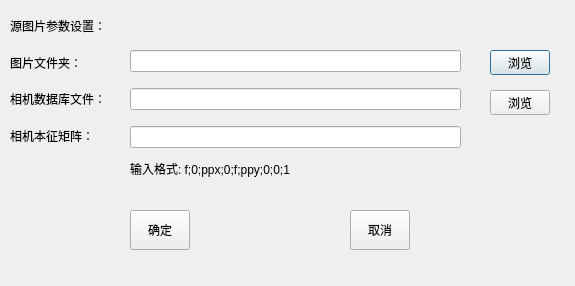
Before: the Qt Designer form dialog_addpictures.ui in zxczhai/OpenScan3D, drawn with Qt 5.
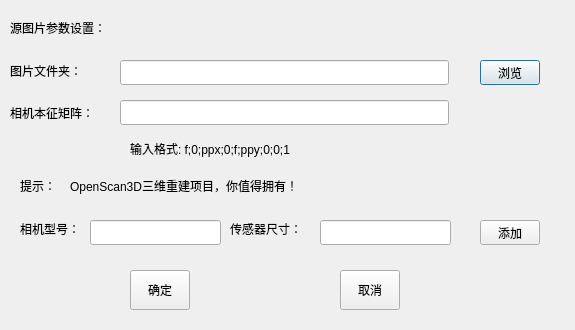
After: the same form once the commit is applied.

Commit message: Completed camera parameter addition, recognition and display functions, and fixed some bugs

```diff
--- a/dialog_addpictures.ui
+++ b/dialog_addpictures.ui
@@ -7,7 +7,7 @@
     <x>0</x>
     <y>0</y>
     <width>575</width>
-    <height>286</height>
+    <height>330</height>
    </rect>
   </property>
   <property name="windowTitle">
@@ -16,8 +16,8 @@
   <widget class="QPushButton" name="pushButton_browseInputDir">
    <property name="geometry">
     <rect>
-     <x>490</x>
-     <y>50</y>
+     <x>480</x>
+     <y>60</y>
      <width>60</width>
      <height>25</height>
     </rect>
@@ -30,7 +30,7 @@
    <property name="geometry">
     <rect>
      <x>130</x>
-     <y>160</y>
+     <y>140</y>
      <width>211</width>
      <height>17</height>
     </rect>
@@ -39,47 +39,13 @@
     <string>输入格式: f;0;ppx;0;f;ppy;0;0;1</string>
    </property>
   </widget>
-  <widget class="QWidget" name="verticalLayoutWidget_3">
-   <property name="geometry">
-    <rect>
-     <x>130</x>
-     <y>40</y>
-     <width>331</width>
-     <height>121</height>
-    </rect>
-   </property>
-   <layout class="QVBoxLayout" name="verticalLayout_2">
-    <item>
-     <widget class="QLineEdit" name="lineEdit_inputDir"/>
-    </item>
-    <item>
-     <widget class="QLineEdit" name="lineEdit_databaseDir"/>
-    </item>
-    <item>
-     <widget class="QLineEdit" name="lineEdit_eigenMatrix"/>
-    </item>
-   </layout>
-  </widget>
-  <widget class="QPushButton" name="pushButton_browseDatabaseDir">
-   <property name="geometry">
-    <rect>
-     <x>490</x>
-     <y>90</y>
-     <width>60</width>
-     <height>25</height>
-    </rect>
-   </property>
-   <property name="text">
-    <string>浏览</string>
-   </property>
-  </widget>
   <widget class="QWidget" name="verticalLayoutWidget">
    <property name="geometry">
     <rect>
      <x>10</x>
      <y>10</y>
      <width>122</width>
-     <height>141</height>
+     <height>121</height>
     </rect>
    </property>
    <layout class="QVBoxLayout" name="verticalLayout_4">
@@ -97,13 +63,6 @@
       </property>
      </widget>
     </item>
-    <item>
-     <widget class="QLabel" name="label_13">
-      <property name="text">
-       <string>相机数据库文件：</string>
-      </property>
-     </widget>
-    </item>
     <item>
      <widget class="QLabel" name="label_3">
       <property name="text">
@@ -117,7 +76,7 @@
    <property name="geometry">
     <rect>
      <x>130</x>
-     <y>210</y>
+     <y>270</y>
      <width>60</width>
      <height>40</height>
     </rect>
@@ -129,8 +88,8 @@
   <widget class="QPushButton" name="btn_CANCEL">
    <property name="geometry">
     <rect>
-     <x>350</x>
-     <y>210</y>
+     <x>340</x>
+     <y>270</y>
      <width>60</width>
      <height>40</height>
     </rect>
@@ -139,6 +98,111 @@
     <string>取消</string>
    </property>
   </widget>
+  <widget class="QLineEdit" name="lineEdit_inputDir">
+   <property name="geometry">
+    <rect>
+     <x>120</x>
+     <y>60</y>
+     <width>329</width>
+     <height>25</height>
+    </rect>
+   </property>
+  </widget>
+  <widget class="QLineEdit" name="lineEdit_eigenMatrix">
+   <property name="geometry">
+    <rect>
+     <x>120</x>
+     <y>100</y>
+     <width>329</width>
+     <height>25</height>
+    </rect>
+   </property>
+  </widget>
+  <widget class="QLabel" name="label_5">
+   <property name="geometry">
+    <rect>
+     <x>20</x>
+     <y>170</y>
+     <width>67</width>
+     <height>31</height>
+    </rect>
+   </property>
+   <property name="text">
+    <string>提示：</string>
+   </property>
+  </widget>
+  <widget class="QLabel" name="tips">
+   <property name="geometry">
+    <rect>
+     <x>70</x>
+     <y>170</y>
+     <width>471</width>
+     <height>31</height>
+    </rect>
+   </property>
+   <property name="text">
+    <string>OpenScan3D三维重建项目，你值得拥有！</string>
+   </property>
+  </widget>
+  <widget class="QLabel" name="label_CM">
+   <property name="geometry">
+    <rect>
+     <x>20</x>
+     <y>220</y>
+     <width>67</width>
+     <height>17</height>
+    </rect>
+   </property>
+   <property name="text">
+    <string>相机型号：</string>
+   </property>
+  </widget>
+  <widget class="QLineEdit" name="lineEdit_cameraModel">
+   <property name="geometry">
+    <rect>
+     <x>90</x>
+     <y>220</y>
+     <width>131</width>
+     <height>25</height>
+    </rect>
+   </property>
+  </widget>
+  <widget class="QLabel" name="label_SS">
+   <property name="geometry">
+    <rect>
+     <x>230</x>
+     <y>220</y>
+     <width>91</width>
+     <height>17</height>
+    </rect>
+   </property>
+   <property name="text">
+    <string>传感器尺寸：</string>
+   </property>
+  </widget>
+  <widget class="QLineEdit" name="lineEdit_sensorSize">
+   <property name="geometry">
+    <rect>
+     <x>320</x>
+     <y>220</y>
+     <width>131</width>
+     <height>25</height>
+    </rect>
+   </property>
+  </widget>
+  <widget class="QPushButton" name="pushButton_addCameraParameters">
+   <property name="geometry">
+    <rect>
+     <x>480</x>
+     <y>220</y>
+     <width>60</width>
+     <height>25</height>
+    </rect>
+   </property>
+   <property name="text">
+    <string>添加</string>
+   </property>
+  </widget>
  </widget>
  <resources/>
  <connections/>
```
The commit also changes 13 other files.
